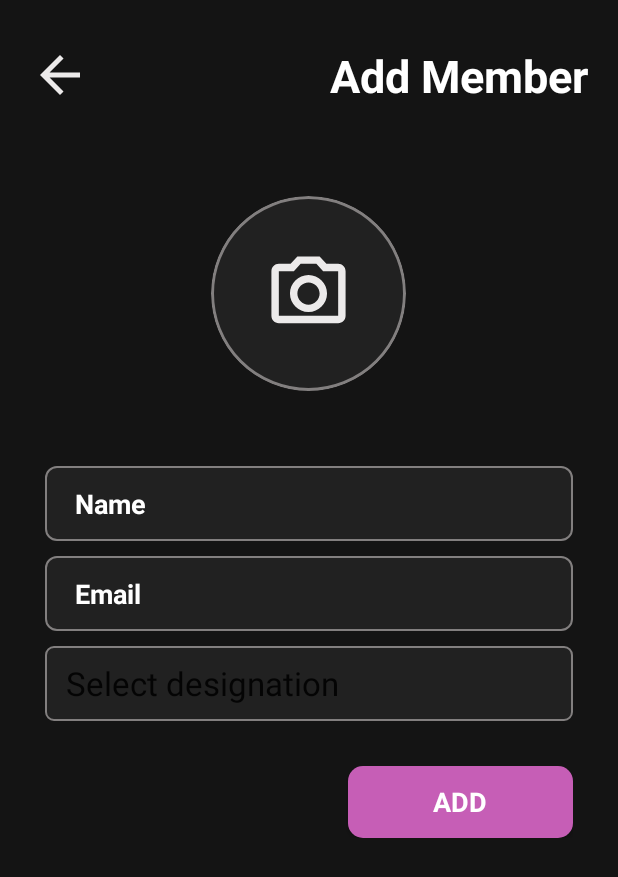
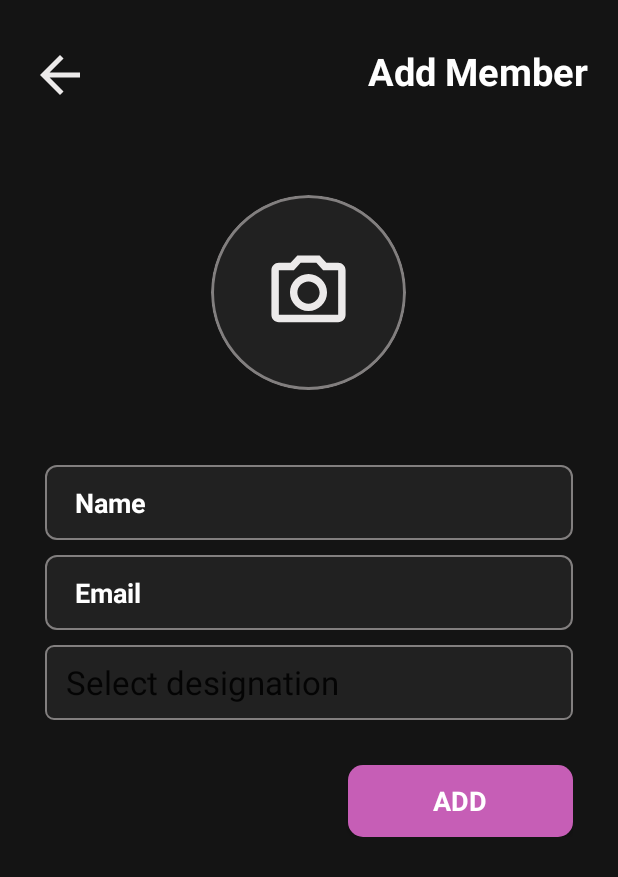
Before and after one commit to Sameer377/Coding_Crafters, an Android app: the AddMember screen opened directly, with no data from a screen before it, on a phone screen of 412 x 824 dp. Shown: the top 877 px of the screen. Run offline under Robolectric (Android 15) with nearby library versions, the light colour scheme and no system bars; our stand-ins replace Firebase (no records; nobody signed in at launch, a user with empty details on screens opened directly); libraries missing offline, so code that uses them is left out: com.karumi.dexter, pub.devrel.easypermissions; pictures from the network do not load; Roboto replaces fonts that are not available here.

Commit message:
Community Frag working

```diff
--- a/app/build.gradle
+++ b/app/build.gradle
@@ -40,10 +40,12 @@ dependencies {
     androidTestImplementation 'com.android.support.test:runner:1.0.2'
     androidTestImplementation 'com.android.support.test.espresso:espresso-core:3.0.2'
     implementation 'com.google.android.material:material:1.3.0-alpha02'
+//    implementation 'com.google.android.material:material:1.4.0'
     implementation 'androidx.annotation:annotation:1.0.2'
     implementation 'androidx.legacy:legacy-support-v4:1.0.0'
     implementation 'androidx.appcompat:appcompat:1.5.0'
     implementation "androidx.recyclerview:recyclerview:1.1.0"
+    //noinspection GradleCompatible
 
     // browsing multiple files
     implementation 'com.karumi:dexter:6.2.1'
--- a/app/src/main/res/layout/activity_add_member.xml
+++ b/app/src/main/res/layout/activity_add_member.xml
@@ -33,7 +33,7 @@
             android:fontFamily="@font/baloo_bhai_2_medium"
             android:text="Add Member"
             android:textColor="@color/tagline"
-            android:textSize="30dp"
+            android:textSize="25dp"
             android:textStyle="bold" />
     </RelativeLayout>
 
@@ -105,6 +105,8 @@
             android:textStyle="bold" />
 
 
+
+
         <androidx.appcompat.widget.AppCompatSpinner
             android:id="@+id/designation"
             android:layout_width="match_parent"
```
